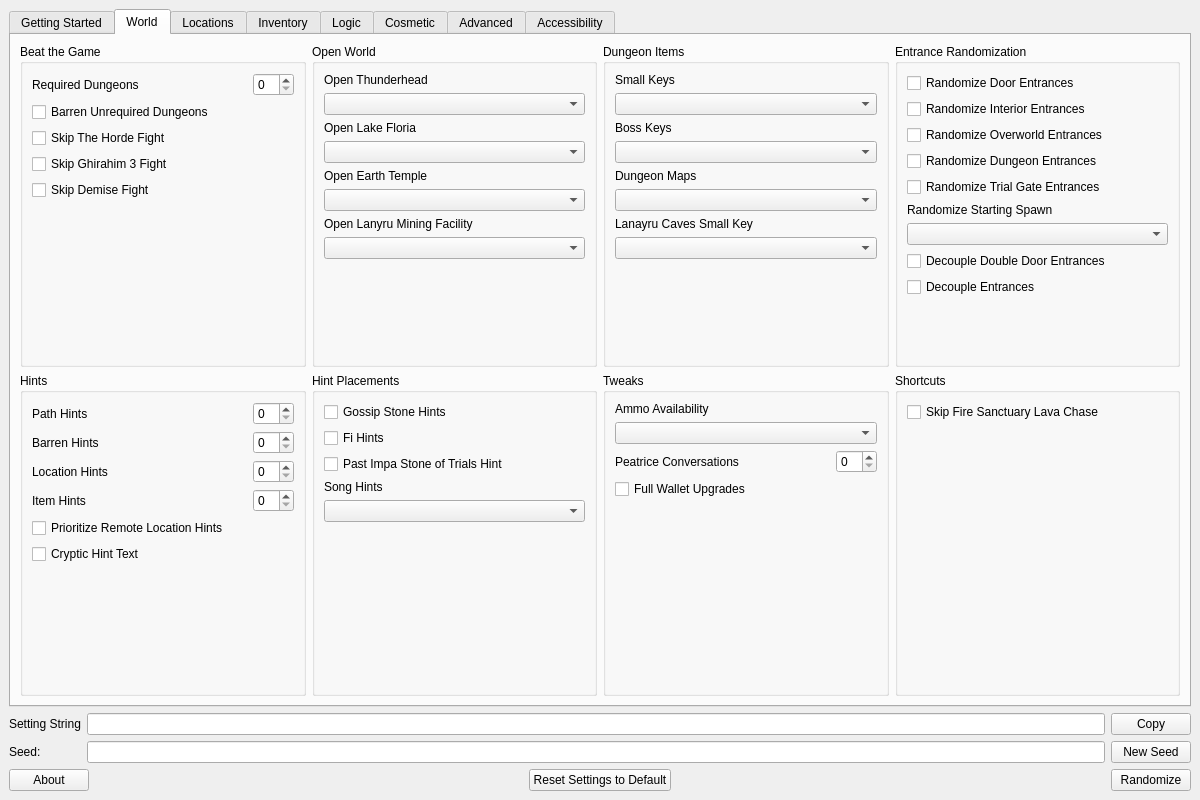
mint-choc-chip-skyblade/sshd-rando, file gui/ui/main.ui: the form before one commit.
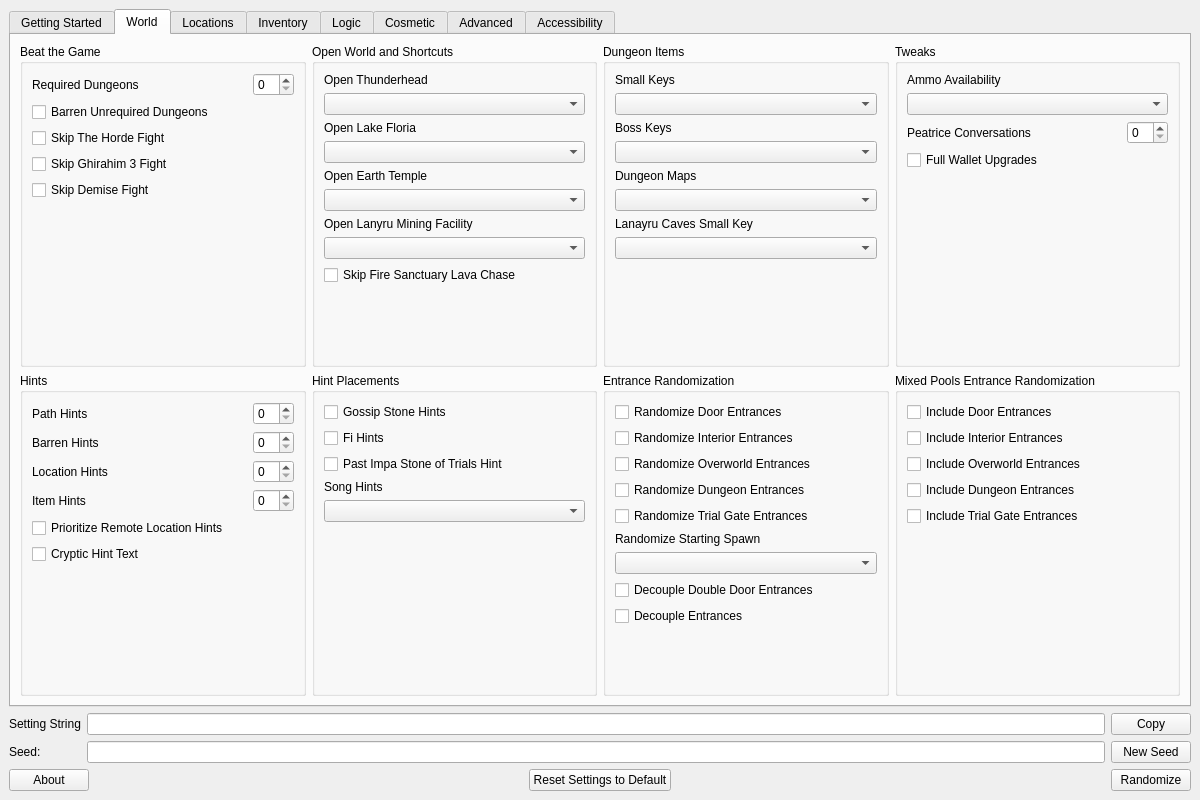
The form after the commit.

Commit message: Add non-functional mixed pools gui toggles

What changed in the file:
```diff
--- a/gui/ui/main.ui
+++ b/gui/ui/main.ui
@@ -455,7 +455,7 @@
         <item row="0" column="1">
          <widget class="QGroupBox" name="open_world_group_box">
           <property name="title">
-           <string>Open World</string>
+           <string>Open World and Shortcuts</string>
           </property>
           <layout class="QVBoxLayout" name="verticalLayout_14">
            <item>
@@ -498,6 +498,13 @@
            <item>
             <widget class="QComboBox" name="setting_open_lmf"/>
            </item>
+           <item>
+            <widget class="QCheckBox" name="setting_fs_lava_flow">
+             <property name="text">
+              <string>Skip Fire Sanctuary Lava Chase</string>
+             </property>
+            </widget>
+           </item>
            <item>
             <spacer name="open_world_vspacer">
              <property name="orientation">
@@ -629,87 +636,6 @@
           </layout>
          </widget>
         </item>
-        <item row="0" column="3">
-         <widget class="QGroupBox" name="entrance_randomization_group_box">
-          <property name="title">
-           <string>Entrance Randomization</string>
-          </property>
-          <layout class="QVBoxLayout" name="verticalLayout_17">
-           <item>
-            <widget class="QCheckBox" name="setting_randomize_door_entrances">
-             <property name="text">
-              <string>Randomize Door Entrances</string>
-             </property>
-            </widget>
-           </item>
-           <item>
-            <widget class="QCheckBox" name="setting_randomize_interior_entrances">
-             <property name="text">
-              <string>Randomize Interior Entrances</string>
-             </property>
-            </widget>
-           </item>
-           <item>
-            <widget class="QCheckBox" name="setting_randomize_overworld_entrances">
-             <property name="text">
-              <string>Randomize Overworld Entrances</string>
-             </property>
-            </widget>
-           </item>
-           <item>
-            <widget class="QCheckBox" name="setting_randomize_dungeon_entrances">
-             <property name="text">
-              <string>Randomize Dungeon Entrances</string>
-             </property>
-            </widget>
-           </item>
-           <item>
-            <widget class="QCheckBox" name="setting_randomize_trial_gate_entrances">
-             <property name="text">
-              <string>Randomize Trial Gate Entrances</string>
-             </property>
-            </widget>
-           </item>
-           <item>
-            <widget class="QLabel" name="random_starting_spawn_label">
-             <property name="text">
-              <string>Randomize Starting Spawn</string>
-             </property>
-            </widget>
-           </item>
-           <item>
-            <widget class="QComboBox" name="setting_random_starting_spawn"/>
-           </item>
-           <item>
-            <widget class="QCheckBox" name="setting_decouple_double_doors">
-             <property name="text">
-              <string>Decouple Double Door Entrances</string>
-             </property>
-            </widget>
-           </item>
-           <item>
-            <widget class="QCheckBox" name="setting_decouple_entrances">
-             <property name="text">
-              <string>Decouple Entrances</string>
-             </property>
-            </widget>
-           </item>
-           <item>
-            <spacer name="entrance_randomization_vspacer">
-             <property name="orientation">
-              <enum>Qt::Vertical</enum>
-             </property>
-             <property name="sizeHint" stdset="0">
-              <size>
-               <width>20</width>
-               <height>40</height>
-              </size>
-             </property>
-            </spacer>
-           </item>
-          </layout>
-         </widget>
-        </item>
         <item row="1" column="0">
          <widget class="QGroupBox" name="hints_group_box">
           <property name="title">
@@ -830,7 +756,7 @@
           </layout>
          </widget>
         </item>
-        <item row="1" column="2">
+        <item row="0" column="3">
          <widget class="QGroupBox" name="tweaks_group_box">
           <property name="title">
            <string>Tweaks</string>
@@ -896,28 +822,137 @@
           </layout>
          </widget>
         </item>
+        <item row="1" column="2">
+         <widget class="QGroupBox" name="entrance_randomization_group_box">
+          <property name="title">
+           <string>Entrance Randomization</string>
+          </property>
+          <layout class="QVBoxLayout" name="verticalLayout_17">
+           <item>
+            <widget class="QCheckBox" name="setting_randomize_door_entrances">
+             <property name="text">
+              <string>Randomize Door Entrances</string>
+             </property>
+            </widget>
+           </item>
+           <item>
+            <widget class="QCheckBox" name="setting_randomize_interior_entrances">
+             <property name="text">
+              <string>Randomize Interior Entrances</string>
+             </property>
+            </widget>
+           </item>
+           <item>
+            <widget class="QCheckBox" name="setting_randomize_overworld_entrances">
+             <property name="text">
+              <string>Randomize Overworld Entrances</string>
+             </property>
+            </widget>
+           </item>
+           <item>
+            <widget class="QCheckBox" name="setting_randomize_dungeon_entrances">
+             <property name="text">
+              <string>Randomize Dungeon Entrances</string>
+             </property>
+            </widget>
+           </item>
+           <item>
+            <widget class="QCheckBox" name="setting_randomize_trial_gate_entrances">
+             <property name="text">
+              <string>Randomize Trial Gate Entrances</string>
+             </property>
+            </widget>
+           </item>
+           <item>
+            <widget class="QLabel" name="random_starting_spawn_label">
+             <property name="text">
+              <string>Randomize Starting Spawn</string>
+             </property>
+            </widget>
+           </item>
+           <item>
+            <widget class="QComboBox" name="setting_random_starting_spawn"/>
+           </item>
+           <item>
+            <widget class="QCheckBox" name="setting_decouple_double_doors">
+             <property name="text">
+              <string>Decouple Double Door Entrances</string>
+             </property>
+            </widget>
+           </item>
+           <item>
+            <widget class="QCheckBox" name="setting_decouple_entrances">
+             <property name="text">
+              <string>Decouple Entrances</string>
+             </property>
+            </widget>
+           </item>
+           <item>
+            <spacer name="entrance_randomization_vspacer">
+             <property name="orientation">
+              <enum>Qt::Vertical</enum>
+             </property>
+             <property name="sizeHint" stdset="0">
+              <size>
+               <width>20</width>
+               <height>40</height>
+              </size>
+             </property>
+            </spacer>
+           </item>
+          </layout>
+         </widget>
+        </item>
         <item row="1" column="3">
          <widget class="QGroupBox" name="shortcuts_group_box">
           <property name="title">
-           <string>Shortcuts</string>
+           <string>Mixed Pools Entrance Randomization</string>
           </property>
           <layout class="QVBoxLayout" name="verticalLayout_25">
            <item>
-            <widget class="QCheckBox" name="setting_fs_lava_flow">
+            <widget class="QCheckBox" name="mixed_pools_door">
              <property name="text">
-              <string>Skip Fire Sanctuary Lava Chase</string>
+              <string>Include Door Entrances</string>
              </property>
             </widget>
            </item>
            <item>
-            <spacer name="verticalSpacer_2">
+            <widget class="QCheckBox" name="mixed_pools_interior">
+             <property name="text">
+              <string>Include Interior Entrances</string>
+             </property>
+            </widget>
+           </item>
+           <item>
+            <widget class="QCheckBox" name="mixed_pools_overworld">
+             <property name="text">
+              <string>Include Overworld Entrances</string>
+             </property>
+            </widget>
+           </item>
+           <item>
+            <widget class="QCheckBox" name="mixed_pools_dungeon">
+             <property name="text">
+              <string>Include Dungeon Entrances</string>
+             </property>
+            </widget>
+           </item>
+           <item>
+            <widget class="QCheckBox" name="mixed_pools_trial_gate">
+             <property name="text">
+              <string>Include Trial Gate Entrances</string>
+             </property>
+            </widget>
+           </item>
+           <item>
+            <spacer name="mixed_pools_vspacer">
              <property name="orientation">
               <enum>Qt::Vertical</enum>
              </property>
              <property name="sizeHint" stdset="0">
               <size>
                <width>20</width>
-               <height>252</height>
+               <height>148</height>
               </size>
              </property>
             </spacer>
```
Left out of the diff: 2 changed lines with no effect on the pictures. The commit also changes 1 other file.
